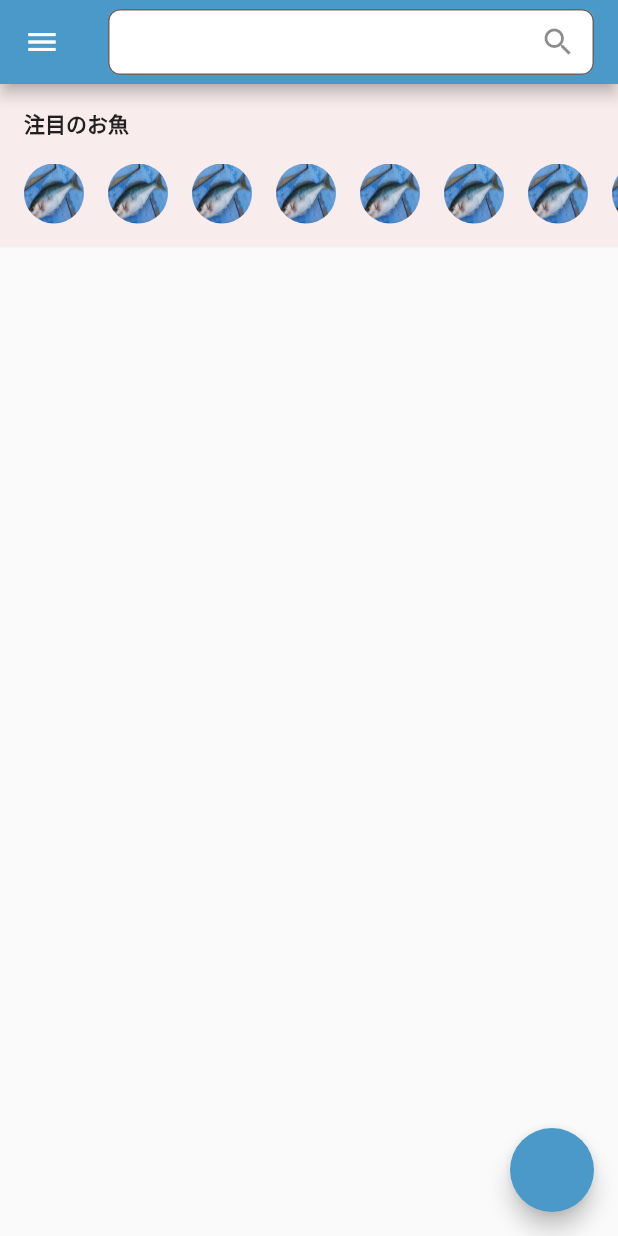
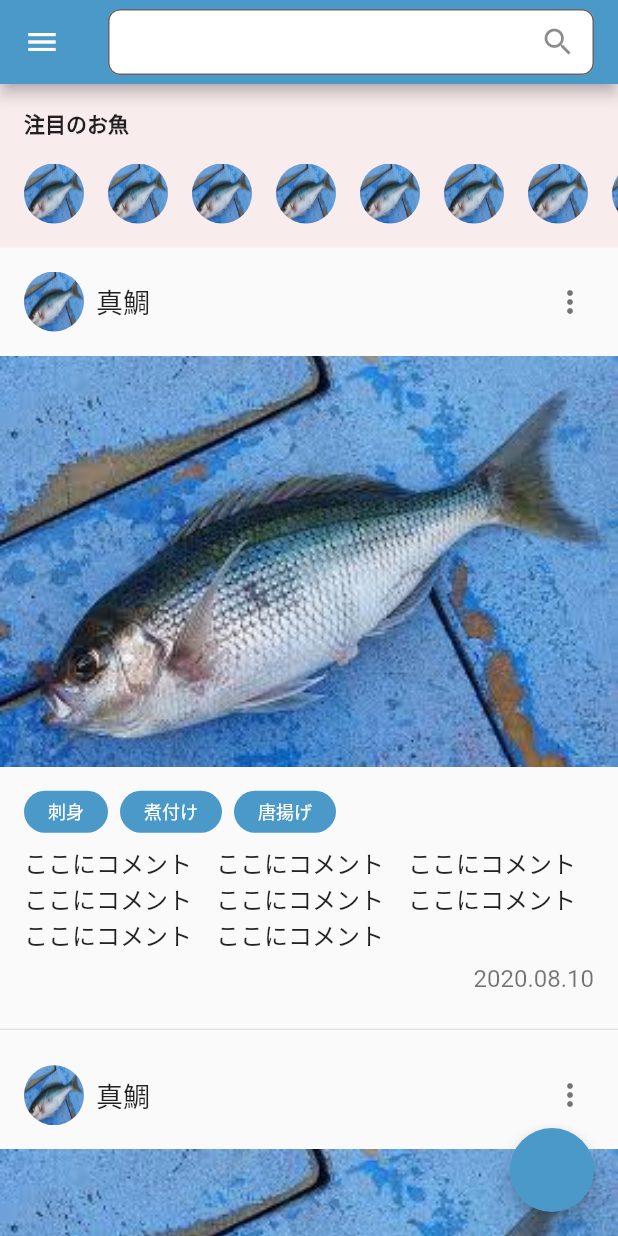
Before and after one commit to chooyan-eng/Sengyo, a Flutter app: the screen it shows after launch, on a phone screen of 412 x 824 dp. Run offline on Flutter 3.47's test engine with Material 2 defaults, Android fonts, the phone set to English and light mode, and no system bars.

Commit message:
post list item

```diff
--- a/lib/view/postlist/post_list_page.dart
+++ b/lib/view/postlist/post_list_page.dart
@@ -1,6 +1,7 @@
 import 'package:flutter/material.dart';
 import 'package:sengyo/view/app_drawer.dart';
 import 'package:sengyo/view/postlist/widget/pickup_list.dart';
+import 'package:sengyo/view/postlist/widget/post_list_item.dart';
 import 'package:sengyo/view/submit/submit_fish_page.dart';
 import 'package:sengyo/view/widget/app_colors.dart';
 
@@ -40,6 +41,12 @@ class PostListPage extends StatelessWidget {
         child: Column(
           children: <Widget>[
             PickupList(),
+            ListView.builder(
+              shrinkWrap: true,
+              physics: ClampingScrollPhysics(),
+              itemCount: 10,
+              itemBuilder: (context, index) => PostListItem()
+            ),
           ],
         ),
       ),
--- /dev/null
+++ b/lib/view/postlist/widget/post_list_item.dart
@@ -0,0 +1,101 @@
+import 'package:flutter/material.dart';
+import 'package:sengyo/view/widget/app_colors.dart';
+import 'package:sengyo/view/widget/app_text_style.dart';
+
+class PostListItem extends StatelessWidget {
+  @override
+  Widget build(BuildContext context) {
+    return Column(
+      crossAxisAlignment: CrossAxisAlignment.start,
+      children: <Widget>[
+        Padding(
+          padding: const EdgeInsets.all(16),
+          child: Row(
+            children: <Widget>[
+              ClipRRect(
+                borderRadius: BorderRadius.circular(20),
+                child: Image.asset(
+                  'assets/images/aodai.jpeg', // TODO: dummy
+                  height: 40,
+                  width: 40,
+                  fit: BoxFit.fill,
+                ),
+              ),
+              const SizedBox(width: 8),
+              Expanded(
+                child: Text(
+                  '真鯛',
+                  style: TextStyle(
+                    fontSize: 18,
+                    color: Colors.black87,
+                  ),
+                ),
+              ),
+              InkWell(
+                onTap: () {},
+                child: Padding(
+                  padding: const EdgeInsets.all(4),
+                  child: Icon(Icons.more_vert, color: Colors.black54),
+                ),
+              ),
+            ],
+          ),
+        ),
+        Container(
+          width: double.infinity,
+          child: Image.asset(
+            'assets/images/aodai.jpeg',
+            fit: BoxFit.fill,
+          ),
+        ),
+        const SizedBox(height: 16),
+        Padding(
+          padding: const EdgeInsets.symmetric(horizontal: 16),
+          child: Wrap(
+            alignment: WrapAlignment.start,
+            spacing: 8,
+            runSpacing: 4,
+            children: ['刺身', '煮付け', '唐揚げ'].map((e) => Container(
+              height: 28,
+              decoration: BoxDecoration(
+                color: AppColors.theme,
+                borderRadius: BorderRadius.circular(14),
+              ),
+              child: Padding(
+                padding: const EdgeInsets.symmetric(vertical: 4, horizontal: 16),
+                child: Center(
+                  child: Text(
+                    e,
+                    style: TextStyle(color: Colors.white, fontSize: 12),
+                  ),
+                  widthFactor: 1,
+                ),
+              ),
+            )).toList(),
+          ),
+        ),
+        const SizedBox(height: 8),
+        Padding(
+          padding: const EdgeInsets.symmetric(horizontal: 16),
+          child: Text(
+            'ここにコメント　ここにコメント　ここにコメント　ここにコメント　ここにコメント　ここにコメント　ここにコメント　ここにコメント　',
+            style: AppTextStyle.body,
+          ),
+        ),
+        const SizedBox(height: 8),
+        Padding(
+          padding: const EdgeInsets.symmetric(horizontal: 16),
+          child: Align(
+            alignment: Alignment.centerRight,
+            child: Text(
+              '2020.08.10',
+              style: TextStyle(fontSize: 16, color: Colors.black54),
+            ),
+          ),
+        ),
+        const SizedBox(height: 16),
+        const Divider(),
+      ],
+    );
+  }
+}
--- a/lib/view/widget/app_text_style.dart
+++ b/lib/view/widget/app_text_style.dart
@@ -6,4 +6,9 @@ class AppTextStyle {
     fontWeight: FontWeight.bold,
     color: Colors.black87,
   );
+
+  static const body = TextStyle(
+    fontSize: 16.0,
+    color: Colors.black87,
+  );
 }
```
